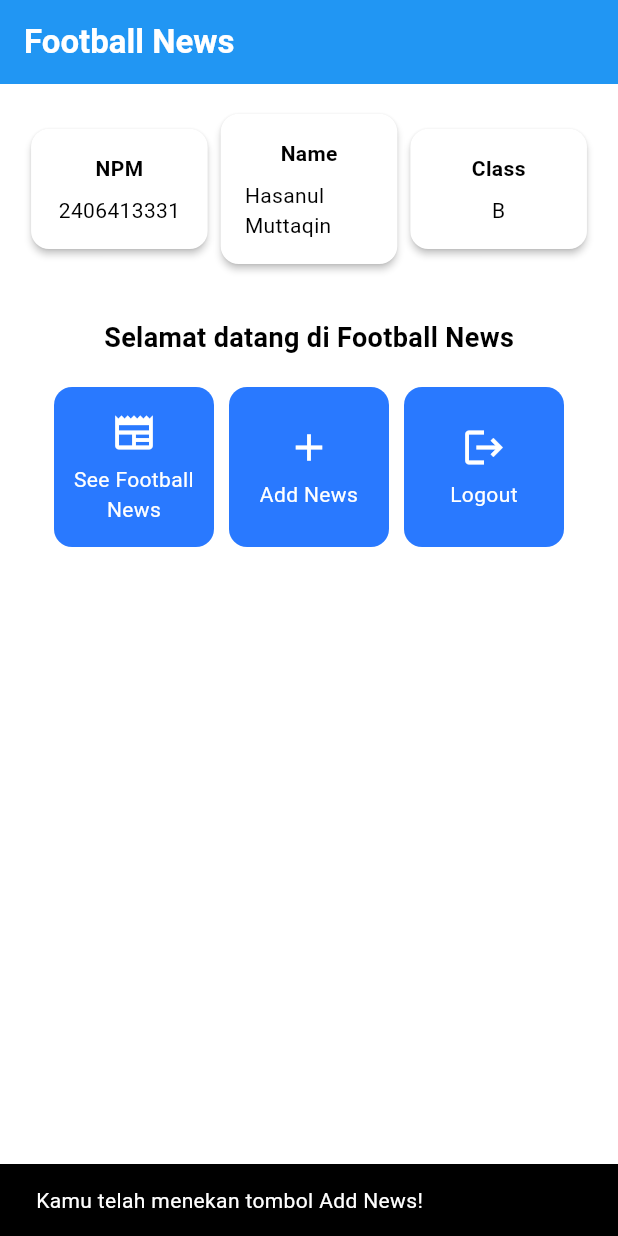
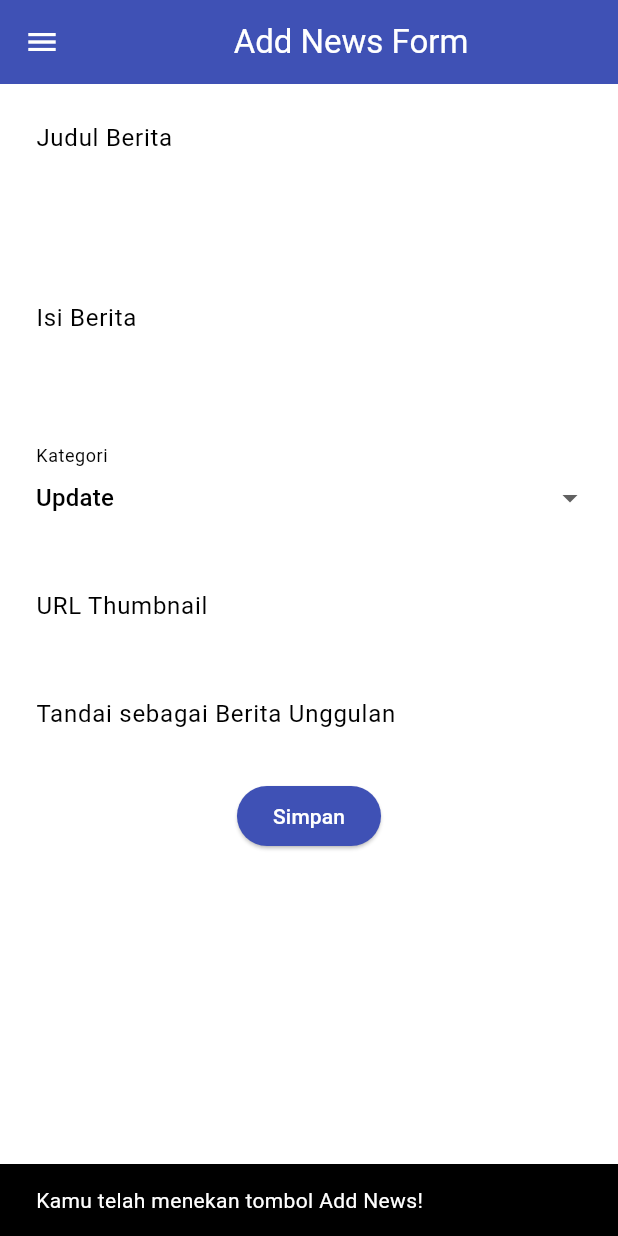
Before and after one commit to hasanul-muttaqin/football_news_flutter, a Flutter app: the screen it shows after launch, after a tap on "Add News", on a phone screen of 412 x 824 dp. Run offline on Flutter 3.47's test engine with Material 3 defaults, Android fonts, the phone set to English and light mode, and no system bars.

Commit message:
tutorial 7

```diff
--- a/lib/main.dart
+++ b/lib/main.dart
@@ -1,5 +1,5 @@
 import 'package:flutter/material.dart';
-import 'package:football_news/menu.dart';
+import 'package:football_news/screens/menu.dart';
 
 
 void main() {
--- a/lib/menu.dart
+++ b/lib/screens/menu.dart
@@ -1,4 +1,8 @@
 import 'package:flutter/material.dart';
+import 'package:football_news/widgets/left_drawer.dart';
+import 'package:football_news/widgets/news_card.dart';
+
+
 
 class MyHomePage extends StatelessWidget {
   MyHomePage({super.key});
@@ -32,6 +36,7 @@ class MyHomePage extends StatelessWidget {
         // Warna latar belakang AppBar diambil dari skema warna tema aplikasi.
         backgroundColor: Theme.of(context).colorScheme.primary,
       ),
+      drawer: LeftDrawer(),
       // Body halaman dengan padding di sekelilingnya.
       body: Padding(
         padding: const EdgeInsets.all(16.0),
@@ -82,7 +87,7 @@ class MyHomePage extends StatelessWidget {
 
                     // Menampilkan ItemCard untuk setiap item dalam list items.
                     children: items.map((ItemHomepage item) {
-                      return ItemCard(item);
+                      return ItemCard(name: item.name, icon: item.icon);
                     }).toList(),
                   ),
                 ],
@@ -95,59 +100,7 @@ class MyHomePage extends StatelessWidget {
   }
 }
 
-class ItemCard extends StatelessWidget {
-  // Menampilkan kartu dengan ikon dan nama.
-
-  final ItemHomepage item;
-
-  const ItemCard(this.item, {super.key});
-
-  @override
-  Widget build(BuildContext context) {
-    return Material(
-      // Menentukan warna latar belakang dari tema aplikasi.
-      color: Theme.of(context).colorScheme.secondary,
-      // Membuat sudut kartu melengkung.
-      borderRadius: BorderRadius.circular(12),
-
-      child: InkWell(
-        // Aksi ketika kartu ditekan.
-        onTap: () {
-          // Menampilkan pesan SnackBar saat kartu ditekan.
-          ScaffoldMessenger.of(context)
-            ..hideCurrentSnackBar()
-            ..showSnackBar(
-              SnackBar(content: Text("Kamu telah menekan tombol ${item.name}!"))
-            );
-        },
-        // Container untuk menyimpan Icon dan Text
-        child: Container(
-          padding: const EdgeInsets.all(8),
-          child: Center(
-            child: Column(
-              // Menyusun ikon dan teks di tengah kartu.
-              mainAxisAlignment: MainAxisAlignment.center,
-              children: [
-                Icon(
-                  item.icon,
-                  color: Colors.white,
-                  size: 30.0,
-                ),
-                const Padding(padding: EdgeInsets.all(3)),
-                Text(
-                  item.name,
-                  textAlign: TextAlign.center,
-                  style: const TextStyle(color: Colors.white),
-                ),
-              ],
-            ),
-          ),
-        ),
-      ),
-    );
-  }
-
-}
+// ItemCard moved to widgets/news_card.dart
 
 
 class InfoCard extends StatelessWidget {
--- /dev/null
+++ b/lib/screens/newslist_form.dart
@@ -0,0 +1,212 @@
+import 'package:flutter/material.dart';
+import 'package:football_news/widgets/left_drawer.dart';
+
+class NewsFormPage extends StatefulWidget {
+    const NewsFormPage({super.key});
+
+    @override
+    State<NewsFormPage> createState() => _NewsFormPageState();
+}
+
+class _NewsFormPageState extends State<NewsFormPage> {
+  final _formKey = GlobalKey<FormState>();
+  String _title = "";
+  String _content = "";
+  String _category = "update"; // default
+  String _thumbnail = "";
+  bool _isFeatured = false; // default
+
+  final List<String> _categories = [
+    'transfer',
+    'update',
+    'exclusive',
+    'match',
+    'rumor',
+    'analysis',
+  ];
+  @override
+  Widget build(BuildContext context) {
+      return Scaffold(
+        appBar: AppBar(
+        title: const Center(
+          child: Text(
+            'Add News Form',
+          ),
+        ),
+        backgroundColor: Colors.indigo,
+        foregroundColor: Colors.white,
+      ),
+      drawer: LeftDrawer(),
+      body: Form(
+        key: _formKey,
+        child: SingleChildScrollView(
+          child: Column(
+            crossAxisAlignment: CrossAxisAlignment.start,
+            children:[
+              // === Title ===
+              Padding(
+                padding: const EdgeInsets.all(8.0),
+                child: TextFormField(
+                  decoration: InputDecoration(
+                    hintText: "Judul Berita",
+                    labelText: "Judul Berita",
+                    border: OutlineInputBorder(
+                      borderRadius: BorderRadius.circular(5.0),
+                    ),
+                  ),
+                  onChanged: (String? value) {
+                    setState(() {
+                      _title = value!;
+                    });
+                  },
+                  validator: (String? value) {
+                    if (value == null || value.isEmpty) {
+                      return "Judul tidak boleh kosong!";
+                    }
+                    return null;
+                  },
+                ),
+              ),
+              // === Content ===
+              Padding(
+              padding: const EdgeInsets.all(8.0),
+              child: TextFormField(
+                maxLines: 5,
+                decoration: InputDecoration(
+                  hintText: "Isi Berita",
+                  labelText: "Isi Berita",
+                  border: OutlineInputBorder(
+                    borderRadius: BorderRadius.circular(5.0),
+                  ),
+                ),
+                onChanged: (String? value) {
+                  setState(() {
+                    _content = value!;
+                  });
+                },
+                validator: (String? value) {
+                  if (value == null || value.isEmpty) {
+                    return "Isi berita tidak boleh kosong!";
+                  }
+                  return null;
+                },
+              ),
+            ),
+
+            // === Category ===
+            Padding(
+              padding: const EdgeInsets.all(8.0),
+              child: DropdownButtonFormField<String>(
+                decoration: InputDecoration(
+                  labelText: "Kategori",
+                  border: OutlineInputBorder(
+                    borderRadius: BorderRadius.circular(5.0),
+                  ),
+                ),
+                initialValue: _category,
+                items: _categories
+                    .map((cat) => DropdownMenuItem(
+                          value: cat,
+                          child: Text(
+                              cat[0].toUpperCase() + cat.substring(1)),
+                        ))
+                    .toList(),
+                onChanged: (String? newValue) {
+                  setState(() {
+                    _category = newValue!;
+                  });
+                },
+              ),
+            ),
+
+            // === Thumbnail URL ===
+            Padding(
+              padding: const EdgeInsets.all(8.0),
+              child: TextFormField(
+                decoration: InputDecoration(
+                  hintText: "URL Thumbnail (opsional)",
+                  labelText: "URL Thumbnail",
+                  border: OutlineInputBorder(
+                    borderRadius: BorderRadius.circular(5.0),
+                  ),
+                ),
+                onChanged: (String? value) {
+                  setState(() {
+                    _thumbnail = value!;
+                  });
+                },
+              ),
+            ),
+
+            // === Is Featured ===
+            Padding(
+              padding: const EdgeInsets.all(8.0),
+              child: SwitchListTile(
+                title: const Text("Tandai sebagai Berita Unggulan"),
+                value: _isFeatured,
+                onChanged: (bool value) {
+                  setState(() {
+                    _isFeatured = value;
+                  });
+                },
+              ),
+            ),
+                // === Tombol Simpan ===
+                Align(
+                  alignment: Alignment.bottomCenter,
+                  child: Padding(
+                    padding: const EdgeInsets.all(8.0),
+                    child: ElevatedButton(
+                      style: ButtonStyle(
+                        backgroundColor:
+                            WidgetStateProperty.all(Colors.indigo),
+                      ),
+                      onPressed: () {
+                        if (_formKey.currentState!.validate()) {
+                          showDialog(
+                            context: context,
+                            builder: (context) {
+                              return AlertDialog(
+                                title: const Text('Berita berhasil disimpan!'),
+                                content: SingleChildScrollView(
+                                  child: Column(
+                                    crossAxisAlignment:
+                                        CrossAxisAlignment.start,
+                                    children: [
+                                      Text('Judul: $_title'),
+                                        Text('Isi: $_content'),
+                                        Text('Kategori: $_category'),
+                                        Text('Thumbnail: $_thumbnail'),
+                                        Text(
+                                            'Unggulan: ${_isFeatured ? "Ya" : "Tidak"}'),
+                                    ],
+                                  ),
+                                ),
+                                actions: [
+                                  TextButton(
+                                    child: const Text('OK'),
+                                    onPressed: () {
+                                      Navigator.pop(context);
+                                      _formKey.currentState!.reset();
+                                    },
+                                  ),
+                                ],
+                              );
+                            },
+                          );
+                        }
+                      },
+                      child: const Text(
+                        "Simpan",
+                        style: TextStyle(color: Colors.white),
+                      ),
+                    ),
+                  ),
+                ),
+            ],
+          ),
+        ),
+      ),
+    );
+  }
+}
--- /dev/null
+++ b/lib/widgets/left_drawer.dart
@@ -0,0 +1,71 @@
+import 'package:flutter/material.dart';
+import 'package:football_news/screens/menu.dart';
+import 'package:football_news/screens/newslist_form.dart';
+
+class LeftDrawer extends StatelessWidget {
+  const LeftDrawer({super.key});
+
+  @override
+  Widget build(BuildContext context) {
+    return Drawer(
+      child: ListView(
+        children: [
+          const DrawerHeader(
+            decoration: BoxDecoration(
+              color: Colors.blue,
+            ),
+            child: Column(
+              children: [
+                Text(
+                  'Football News',
+                  textAlign: TextAlign.center,
+                  style: TextStyle(
+                    fontSize: 30,
+                    fontWeight: FontWeight.bold,
+                    color: Colors.white,
+                  ),
+                ),
+                Padding(padding: EdgeInsets.all(10)),
+                Text(
+                  'Seluruh berita sepak bola terkini di sini!',
+                  textAlign: TextAlign.center,
+                  style: TextStyle(
+                    fontSize: 15,
+                    color: Colors.white,
+                    fontWeight: FontWeight.w400,
+                  ),
+                ),
+              ],
+            ),
+          ),
+          ListTile(
+            leading: const Icon(Icons.home_outlined),
+            title: const Text('Home'),
+            onTap: () {
+              Navigator.pushReplacement(
+                context,
+                MaterialPageRoute(
+                  builder: (context) => MyHomePage(),
+                ),
+              );
+            },
+          ),
+          ListTile(
+            leading: const Icon(Icons.post_add),
+            title: const Text('Add News'),
+            onTap: () {
+              Navigator.push(
+                context,
+                MaterialPageRoute(
+                  builder: (context) => const NewsFormPage(),
+                ),
+              );
+            },
+          ),
+        ],
+      ),
+    );
+  }
+}
+
+// Uses NewsFormPage from screens/newslist_form.dart
--- /dev/null
+++ b/lib/widgets/news_card.dart
@@ -0,0 +1,56 @@
+import 'package:flutter/material.dart';
+import 'package:football_news/screens/newslist_form.dart';
+
+class ItemCard extends StatelessWidget {
+  final String name;
+  final IconData icon;
+
+  const ItemCard({super.key, required this.name, required this.icon});
+
+  @override
+  Widget build(BuildContext context) {
+    return Material(
+      color: Theme.of(context).colorScheme.secondary,
+      borderRadius: BorderRadius.circular(12),
+      child: InkWell(
+        onTap: () {
+          ScaffoldMessenger.of(context)
+            ..hideCurrentSnackBar()
+            ..showSnackBar(
+              SnackBar(content: Text("Kamu telah menekan tombol $name!")),
+            );
+
+          if (name == "Add News") {
+            Navigator.push(
+              context,
+              MaterialPageRoute(
+                builder: (context) => const NewsFormPage(),
+              ),
+            );
+          }
+        },
+        child: Container(
+          padding: const EdgeInsets.all(8),
+          child: Center(
+            child: Column(
+              mainAxisAlignment: MainAxisAlignment.center,
+              children: [
+                Icon(
+                  icon,
+                  color: Colors.white,
+                  size: 30.0,
+                ),
+                const Padding(padding: EdgeInsets.all(3)),
+                Text(
+                  name,
+                  textAlign: TextAlign.center,
+                  style: const TextStyle(color: Colors.white),
+                ),
+              ],
+            ),
+          ),
+        ),
+      ),
+    );
+  }
+}
```
